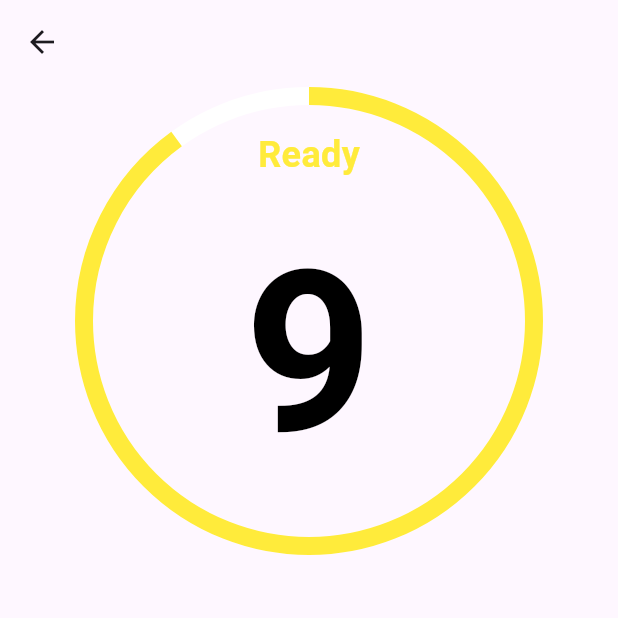
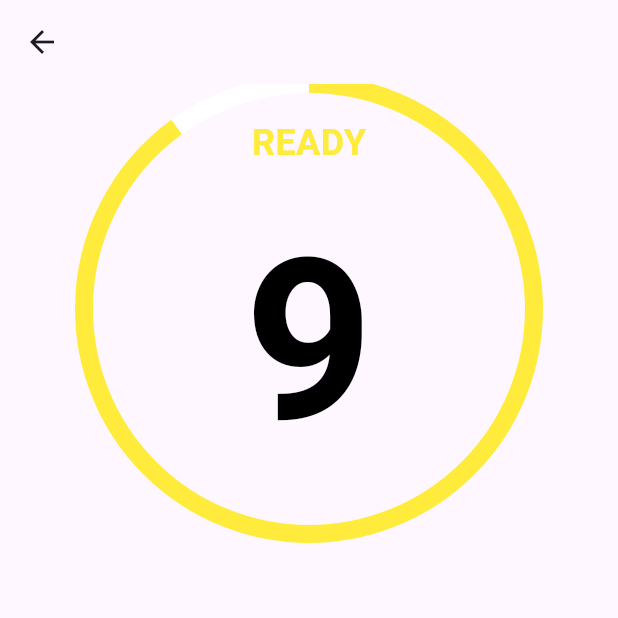
Before and after one commit to Adityaverma1998/sweat_clock, a Flutter app: the screen it shows after launch, after a tap on "Set Time", on a phone screen of 412 x 824 dp, the top half of it. Run offline on Flutter 3.47's test engine with Material 3 defaults, Android fonts, the phone set to English and light mode, and no system bars; our stand-ins replace audioplayers.

Commit message:
fix: fix complete flow counter time

```diff
--- a/lib/screen/home_screen.dart
+++ b/lib/screen/home_screen.dart
@@ -1,7 +1,7 @@
 import 'package:flutter/material.dart';
 import 'package:provider/provider.dart';
 import 'package:stop_watch/providers/home.dart';
-import 'package:stop_watch/screen/timmer_screen.dart';
+import 'package:stop_watch/screen/timer_screen.dart';
 import 'package:stop_watch/widgets/set_time_bottom_sheet.dart';
 import 'package:stop_watch/widgets/workout_list.dart';
 
@@ -69,9 +69,9 @@ class HomeScreen extends StatelessWidget {
                     Text('${home.totalSec}'),
                     ElevatedButton(onPressed: (){
                   Navigator.push(context,
-                  MaterialPageRoute(builder: (context)=> TimmerScreen()));
+                  MaterialPageRoute(builder: (context)=> const TimerScreen()));
 
-                }, child: Text("Set Time"))
+                }, child: const Text("Set Time"))
                   ],
                 )
               ],
--- /dev/null
+++ b/lib/screen/timer_screen.dart
@@ -0,0 +1,61 @@
+import 'dart:developer';
+
+import 'package:flutter/material.dart';
+import 'package:provider/provider.dart';
+import 'package:stop_watch/providers/home.dart';
+import 'package:stop_watch/widgets/workout_progress.dart';
+
+class TimerScreen extends StatelessWidget {
+  const TimerScreen({super.key});
+
+  @override
+  Widget build(BuildContext context) {
+    return Scaffold(
+      appBar: AppBar(),
+      body: _buildTimer(context),
+    );
+  }
+
+  Widget _buildTimer(BuildContext context) {
+    final home = Provider.of<Home>(context);
+
+    return Column(
+      children: [
+        Row(
+          children: [
+            // Add any widgets you need in this Row, e.g., a timer label or icons
+          ],
+        ),
+        if (home.isPrepComplete)
+          WorkoutProgress(
+            key: ValueKey('Ready'),
+            sec: 10,
+            workoutType: 'Ready',
+            color: Colors.yellow,
+          )
+        else if (home.isRestComplete)
+          WorkoutProgress(
+            key: ValueKey('Rest'),
+            sec: 10,
+            workoutType: 'Rest',
+            color: Colors.blue,
+          )
+        else if (home.isWorkComplete)
+          WorkoutProgress(
+            key: ValueKey('Work'),
+            sec: 10,
+            workoutType: 'Work',
+            color: Colors.green,
+          )
+        else
+          const Text(
+            'Prepare',
+            style: TextStyle(
+              fontSize: 24,
+              fontWeight: FontWeight.bold,
+            ),
+          )
+      ],
+    );
+  }
+}
--- a/lib/screen/timmer_screen.dart
+++ /dev/null
@@ -1,23 +0,0 @@
-import 'package:flutter/material.dart';
-import 'package:stop_watch/widgets/workout_progress.dart';
-
-class TimmerScreen extends StatelessWidget{
-
-  @override
-  Widget build(BuildContext context) {
-     return Scaffold(appBar: AppBar(),body: _buildTimmer(context),);
-  }
-
-
-  Widget _buildTimmer(BuildContext context){
-
-    return Column(children: [
-          Row(children: [],),
-            Padding(
-              padding: const EdgeInsets.all(8.0),
-              child: WorkoutProgress(sec: 10, workoutType: 'Ready', color: Colors.yellow,),
-            ),
-
-    ]);
-  }
-}
--- a/lib/widgets/workout_progress.dart
+++ b/lib/widgets/workout_progress.dart
@@ -1,7 +1,10 @@
 import 'dart:async';
+import 'dart:developer';
 
 import 'package:audioplayers/audioplayers.dart';
 import 'package:flutter/material.dart';
+import 'package:provider/provider.dart';
+import 'package:stop_watch/providers/home.dart';
 
 class WorkoutProgress extends StatefulWidget {
   final int sec;
@@ -23,13 +26,14 @@ class _WorkoutProgressState extends State<WorkoutProgress>
     with SingleTickerProviderStateMixin {
   late AudioPlayer player;
   late int currentSec;
-  late Timer _timer;
+  Timer? _timer;
   late AnimationController _animationController;
   late Animation<double> _bounceAnimation;
 
   @override
   void initState() {
     super.initState();
+
     currentSec = widget.sec;
     player = AudioPlayer();
 
@@ -45,6 +49,10 @@ class _WorkoutProgressState extends State<WorkoutProgress>
       ),
     );
 
+    _startTimer();
+  }
+
+  void _startTimer() {
     _timer = Timer.periodic(const Duration(seconds: 1), (timer) async {
       if (currentSec > 1) {
         setState(() {
@@ -52,20 +60,43 @@ class _WorkoutProgressState extends State<WorkoutProgress>
         });
 
         if (currentSec <= 3) {
-          await player.play(AssetSource('audio/count_down.mp3'));
+          await player.play(AssetSource('audios/count_down.mp3'));
           _animationController.forward();
           _animationController.repeat(reverse: true);
         }
       } else {
-        _timer.cancel();
-        _animationController.stop();
+        _handleWorkoutCompletion();
       }
     });
   }
 
+  void _handleWorkoutCompletion() {
+    final home = Provider.of<Home>(context, listen: false);
+    log("check value ${home.currentWorkoutStage}   ::   ${home.totalWorkout}  :: ${home.currentWorkoutStage != home.totalWorkout} ");
+    if (home.currentWorkoutStage == home.totalWorkout) {
+      home.changeAllValues();
+    } else {
+      if (widget.workoutType == 'Ready') {
+        home.changeIsWorkoutComplete();
+        home.changeIsPrepComplete();
+      } else if (widget.workoutType == 'Work') {
+        home.changeIsRestComplete();
+        home.changeIsWorkoutComplete();
+        home.changeCurrentWorkStage();
+      } else if (widget.workoutType == 'Rest') {
+        home.changeIsWorkoutComplete();
+        home.changeIsRestComplete();
+      }
+    }
+
+    _timer?.cancel();
+    _animationController.stop();
+    _animationController.reset();
+  }
+
   @override
   void dispose() {
-    _timer.cancel();
+    _timer?.cancel();
     _animationController.dispose();
     player.dispose();
     super.dispose();
@@ -93,7 +124,7 @@ class _WorkoutProgressState extends State<WorkoutProgress>
               crossAxisAlignment: CrossAxisAlignment.center,
               children: [
                 Text(
-                  widget.workoutType,
+                  widget.workoutType.toUpperCase(),
                   style: TextStyle(
                     fontSize: 24,
                     fontWeight: FontWeight.bold,
@@ -105,9 +136,7 @@ class _WorkoutProgressState extends State<WorkoutProgress>
                   animation: _bounceAnimation,
                   builder: (context, child) {
                     return Transform.scale(
-                      scale: currentSec <= 3
-                          ? _bounceAnimation.value
-                          : 1.0,
+                      scale: currentSec <= 3 ? _bounceAnimation.value : 1.0,
                       child: Text(
                         '$currentSec',
                         style: TextStyle(
```
Also changed, not shown: lib/providers/home.dart (+19 -11 lines), 1 other file.
